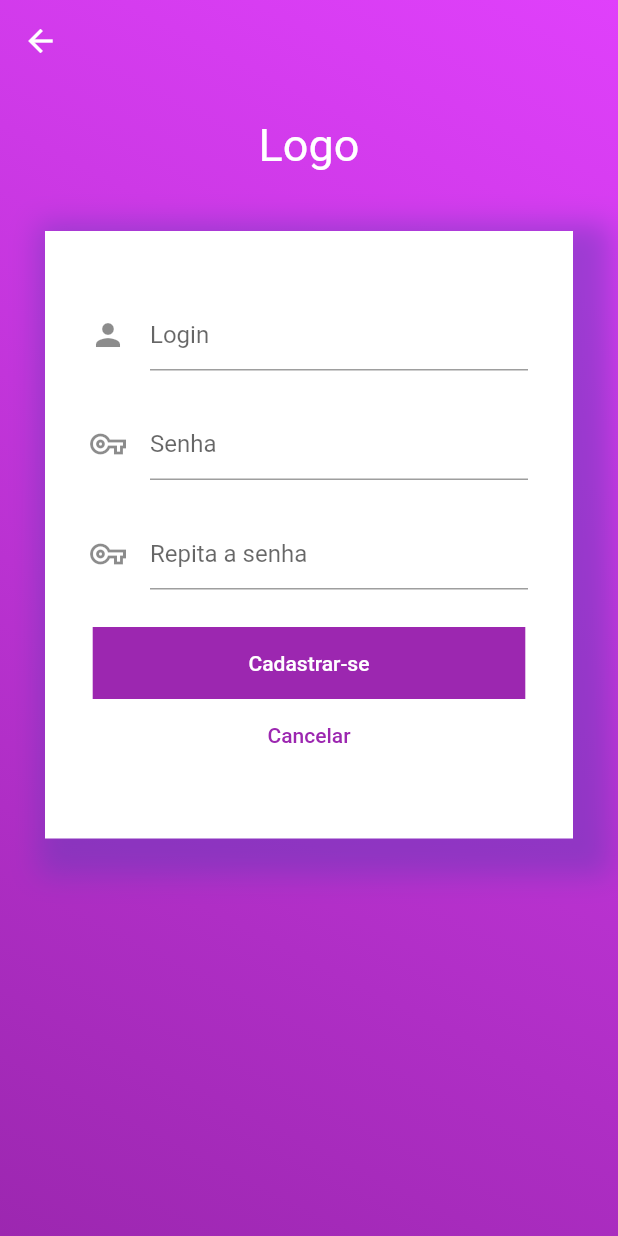
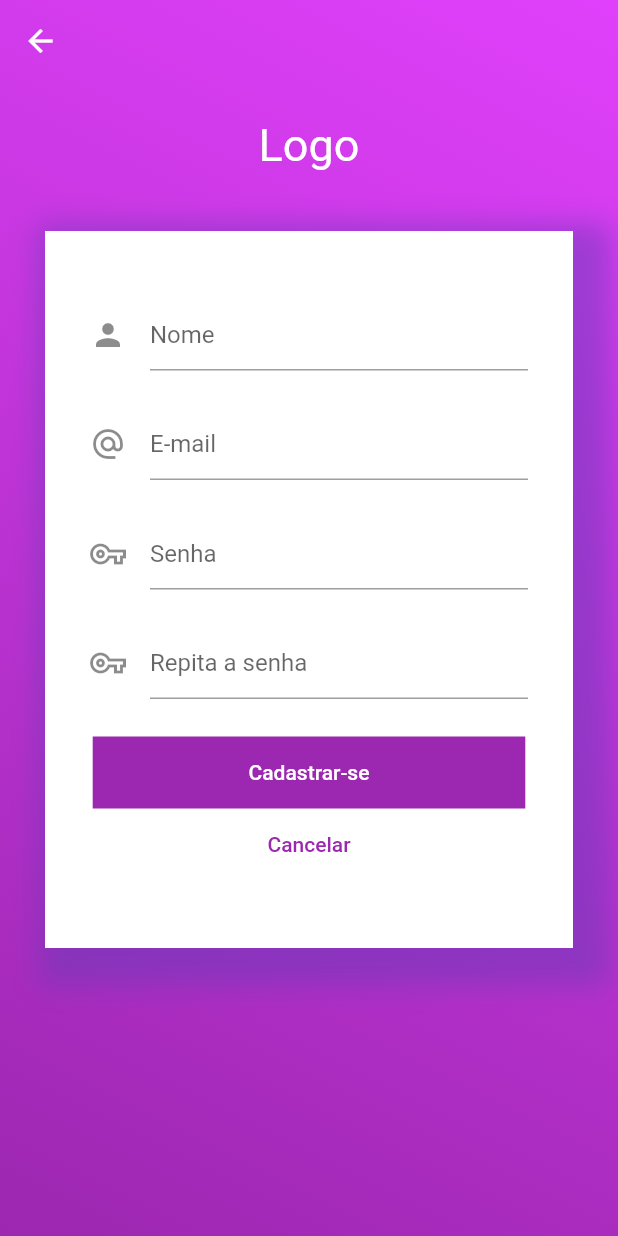
Before and after one commit to yago1404/issues_tracker_app, a Flutter app: the RegisterPage screen opened by its route, on a phone screen of 412 x 824 dp. Run offline on Flutter 3.47's test engine with Material 2 defaults, Android fonts, the phone set to English and light mode, and no system bars; our stand-ins replace dio, toast.

Commit message:
completando cadastro e adicionando logica do focus no input

```diff
--- a/lib/views/login/login_page.dart
+++ b/lib/views/login/login_page.dart
@@ -1,5 +1,6 @@
 import 'package:dio/dio.dart';
 import 'package:flutter/material.dart';
+import 'package:flutter/services.dart';
 import 'package:issues_tracker_app/commons/consts.dart';
 import 'package:toast/toast.dart';
 
@@ -9,7 +10,7 @@ class LoginPage extends StatefulWidget {
 }
 
 class _LoginPageState extends State<LoginPage> {
-  TextEditingController _login = TextEditingController();
+  TextEditingController _email = TextEditingController();
   TextEditingController _password = TextEditingController();
   bool _isLoading = false;
   final Dio dio = Dio();
@@ -72,11 +73,15 @@ class _LoginPageState extends State<LoginPage> {
                 Container(
                   padding: EdgeInsets.only(left: 30, right: 30),
                   child: TextField(
-                    controller: _login,
+                    controller: _email,
                     decoration: InputDecoration(
-                      hintText: 'Login',
-                      icon: Icon(Icons.person),
+                      hintText: 'E-mail',
+                      icon: Icon(Icons.alternate_email),
                     ),
+                    onEditingComplete: () {
+                      FocusScope.of(context).nextFocus();
+                    },
+                    textInputAction: TextInputAction.next,
                   ),
                 ),
                 SizedBox(
@@ -91,6 +96,10 @@ class _LoginPageState extends State<LoginPage> {
                       hintText: 'Senha',
                       icon: Icon(Icons.vpn_key_outlined),
                     ),
+                    onEditingComplete: () {
+                      _doLogin(context);
+                    },
+                    textInputAction: TextInputAction.done,
                   ),
                 ),
                 SizedBox(
@@ -135,6 +144,10 @@ class _LoginPageState extends State<LoginPage> {
 
   _doLogin(BuildContext context) async {
     FocusScope.of(context).unfocus();
+    if (_email.text == "" || _password.text == "") {
+      Toast.show("É preciso preencher todos os campos", context, duration: 5);
+      return;
+    }
     var url = 'api/login';
     dio.options.baseUrl = baseUrl;
     dio.options.connectTimeout = 5000;
@@ -145,7 +158,7 @@ class _LoginPageState extends State<LoginPage> {
     try {
       print(url);
       var data = {
-        "email": this._login.text,
+        "email": this._email.text,
         "password": this._password.text,
       };
       var response = await dio.post(url, data: data);
--- a/lib/views/register/register_page.dart
+++ b/lib/views/register/register_page.dart
@@ -12,6 +12,7 @@ class _RegisterPageState extends State<RegisterPage> {
   TextEditingController _password = TextEditingController();
   TextEditingController _confirmPassword = TextEditingController();
   TextEditingController _email = TextEditingController();
+  TextEditingController _name = TextEditingController();
   bool _isLoading = false;
   Dio dio = Dio();
 
@@ -88,11 +89,32 @@ class _RegisterPageState extends State<RegisterPage> {
                 Container(
                   padding: EdgeInsets.only(left: 30, right: 30),
                   child: TextField(
+                    controller: _name,
+                    decoration: InputDecoration(
+                      hintText: 'Nome',
+                      icon: Icon(Icons.person),
+                    ),
+                    onEditingComplete: () {
+                      FocusScope.of(context).nextFocus();
+                    },
+                    textInputAction: TextInputAction.next,
+                  ),
+                ),
+                SizedBox(
+                  height: 25,
+                ),
+                Container(
+                  padding: EdgeInsets.only(left: 30, right: 30),
+                  child: TextField(
                     controller: _email,
                     decoration: InputDecoration(
-                      hintText: 'Login',
-                      icon: Icon(Icons.person),
+                      hintText: 'E-mail',
+                      icon: Icon(Icons.alternate_email),
                     ),
+                    onEditingComplete: () {
+                      FocusScope.of(context).nextFocus();
+                    },
+                    textInputAction: TextInputAction.next,
                   ),
                 ),
                 SizedBox(
@@ -107,6 +129,10 @@ class _RegisterPageState extends State<RegisterPage> {
                       hintText: 'Senha',
                       icon: Icon(Icons.vpn_key_outlined),
                     ),
+                    onEditingComplete: () {
+                      FocusScope.of(context).nextFocus();
+                    },
+                    textInputAction: TextInputAction.next,
                   ),
                 ),
                 SizedBox(
@@ -121,6 +147,10 @@ class _RegisterPageState extends State<RegisterPage> {
                       hintText: 'Repita a senha',
                       icon: Icon(Icons.vpn_key_outlined),
                     ),
+                    onEditingComplete: () {
+                      _doRegister();
+                    },
+                    textInputAction: TextInputAction.done,
                   ),
                 ),
                 SizedBox(
@@ -166,7 +196,7 @@ class _RegisterPageState extends State<RegisterPage> {
     dio.options.receiveTimeout = 5000;
     try {
       var data = {
-        "name": "sem nome",
+        "name": _name.text,
         "email": _email.text,
         "password": _password.text,
         "passwordConfirmation": _confirmPassword.text,
```
